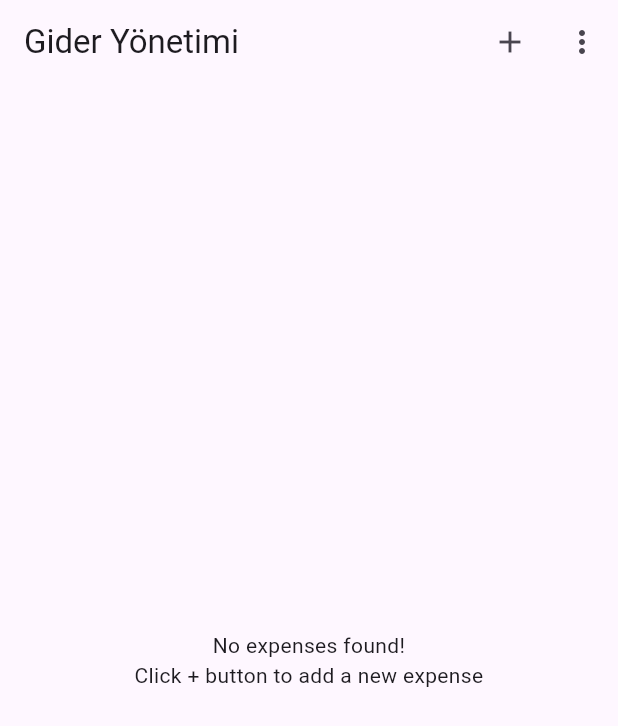
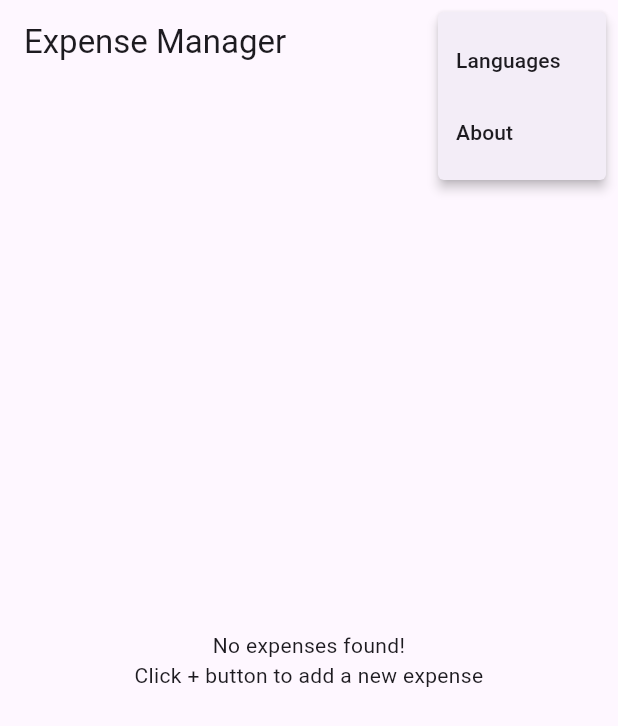
Before and after one commit to Gizem-kaya/expense-manager-app, a Flutter app: the screen it shows after launch, after a tap on the "more vert" icon, on a phone screen of 412 x 824 dp. Shown: the top 726 px of the screen. Run offline on Flutter 3.47's test engine with Material 3 defaults, Android fonts, the phone set to English and light mode, and no system bars; our stand-ins replace drift, drift_sqflite, fl_chart, shared_preferences, sqflite; accounts and stored records are empty; generated files the repository leaves out were written again.

Commit message:
✨: language switching menu added

```diff
--- a/lib/components/dialogs/popups.dart
+++ b/lib/components/dialogs/popups.dart
@@ -1,7 +1,9 @@
 import 'package:flutter/cupertino.dart';
 import 'package:flutter/material.dart';
 import 'package:flutter_gen/gen_l10n/app_localizations.dart';
+import 'package:provider/provider.dart';
 
+import '../../l10n/languageCodes.dart';
 import '../../models/monthlyExpense.dart';
 
 Container buildOkButton(BuildContext context) {
@@ -15,7 +17,7 @@ Container buildOkButton(BuildContext context) {
   );
 }
 
-List<Widget> generateCupertinoList(BuildContext context) {
+List<Widget> generateMonthCupertinoList(BuildContext context) {
   return List.generate(months.length, (index) {
     return Center(
       child: Text(
--- a/lib/components/homePage.dart
+++ b/lib/components/homePage.dart
@@ -6,13 +6,16 @@ import 'package:flutter/cupertino.dart';
 import 'package:flutter/material.dart';
 import 'package:provider/provider.dart';
 import 'package:flutter_gen/gen_l10n/app_localizations.dart';
+import 'package:shared_preferences/shared_preferences.dart';
 
 import '../database/utils.dart';
+import '../main.dart';
 import '../models/monthlyExpense.dart';
 import '../utils.dart';
 import 'blankScreen.dart';
 import 'card.dart';
 import 'dialogs/changeExpense.dart';
+import 'dialogs/changeLanguage.dart';
 import 'dialogs/newYear.dart';
 import 'graph.dart';
 
@@ -309,7 +312,7 @@ class _HomePageState extends State<HomePage> {
       builder: (BuildContext context) {
         return Container(
           height: 300.0,
-          child: _buildCupertinoPicker(_selectedMonth, context),
+          child: _buildCupertinoMonthPicker(_selectedMonth, context),
         );
       },
     );
@@ -321,7 +324,8 @@ class _HomePageState extends State<HomePage> {
     }
   }
 
-  Column _buildCupertinoPicker(String _selectedMonth, BuildContext context) {
+  Column _buildCupertinoMonthPicker(
+      String _selectedMonth, BuildContext context) {
     return Column(
       children: [
         Expanded(
@@ -332,7 +336,7 @@ class _HomePageState extends State<HomePage> {
             onSelectedItemChanged: (int index) {
               _selectedMonth = months[index];
             },
-            children: generateCupertinoList(context),
+            children: generateMonthCupertinoList(context),
           ),
         ),
         GestureDetector(
@@ -348,11 +352,27 @@ class _HomePageState extends State<HomePage> {
     );
   }
 
-  IconButton _buildMoreButton() {
-    return IconButton(
-      icon: Icon(Icons.more_vert),
-      onPressed: () {
-        print('More button pressed');
+  PopupMenuButton _buildMoreButton() {
+    return PopupMenuButton<String>(
+      itemBuilder: (BuildContext context) => [
+        PopupMenuItem(
+          value: '1',
+          child: Text(AppLocalizations.of(context)!.languages),
+        ),
+        PopupMenuItem(
+          value: '2',
+          child: Text(AppLocalizations.of(context)!.about),
+        )
+      ],
+      onSelected: (String value) {
+        switch (value) {
+          case '1':
+            showLanguagePickerDialog(context);
+            break;
+          case '2':
+            showAboutDialog(context: context);
+            break;
+        }
       },
     );
   }
--- a/lib/l10n/app_en.arb
+++ b/lib/l10n/app_en.arb
@@ -1,5 +1,7 @@
 {
-  "language": "English",
+  "languages": "Languages",
+  "english": "English",
+  "turkish": "Turkish",
   "app_name": "Expense Manager",
   "currency": "€",
   "error": "error",
@@ -12,6 +14,7 @@
   "addYear": "Add a year",
   "invalidYear": "Please enter a valid year.",
   "validYear": "Year added successfully!",
+  "about": "About",
 
   "abb_JAN": "JAN",
   "abb_FEB": "FEB",
--- a/lib/l10n/app_tr.arb
+++ b/lib/l10n/app_tr.arb
@@ -1,6 +1,8 @@
 
 {
-    "language": "dil",
+    "languages": "Diller",
+    "english": "İngilizce",
+    "turkish": "Türkçe",
     "app_name": "Gider Yönetimi",
     "currency": "₺",
     "error": "hata",
@@ -13,6 +15,7 @@
     "addYear": "Bir yıl ekleyin",
     "invalidYear": "Lütfen gerçekçi bir yıl ekleyin :)",
     "validYear": "Yeni yıl başarıyla eklendi!",
+    "about": "Hakkında",
 
     "abb_JAN": "OCA",
     "abb_FEB": "ŞUB",
--- a/lib/main.dart
+++ b/lib/main.dart
@@ -5,6 +5,7 @@ import 'database/database.dart';
 
 import 'package:flutter_localizations/flutter_localizations.dart';
 import 'package:flutter_gen/gen_l10n/app_localizations.dart';
+import 'package:shared_preferences/shared_preferences.dart';
 import 'l10n/l10n.dart';
 
 void main() async {
@@ -13,9 +14,43 @@ void main() async {
   runApp(MyApp(database: db));
 }
 
-class MyApp extends StatelessWidget {
+class MyApp extends StatefulWidget {
   final AppDatabase database;
   const MyApp({Key? key, required this.database});
+
+  @override
+  MyAppState createState() => MyAppState();
+
+  static MyAppState? of(BuildContext context) =>
+      context.findAncestorStateOfType<MyAppState>();
+}
+
+class MyAppState extends State<MyApp> {
+  Locale locale = Locale('en');
+
+  void setLocale(Locale value) {
+    setState(() {
+      locale = value;
+    });
+  }
+
+  @override
+  void initState() {
+    super.initState();
+
+    _getLocal().then((locale) {
+      setState(() {
+        this.locale = locale;
+      });
+    });
+  }
+
+  Future<Locale> _getLocal() async {
+    final prefs = await SharedPreferences.getInstance();
+
+    final languageCode = prefs.getString('languageCode') ?? 'en';
+    return Locale(languageCode);
+  }
 
   @override
   Widget build(BuildContext context) {
@@ -27,7 +62,7 @@ class MyApp extends StatelessWidget {
             primarySwatch: Colors.blueGrey,
           ),
           supportedLocales: L10n.all,
-          locale: const Locale('tr'),
+          locale: locale,
           localizationsDelegates: const [
             AppLocalizations.delegate,
             GlobalMaterialLocalizations.delegate,
--- a/pubspec.yaml
+++ b/pubspec.yaml
@@ -41,6 +41,7 @@ dependencies:
   path: ^1.9.0
   sqflite: ^2.3.2
   drift_sqflite: ^2.0.1
+  shared_preferences: ^2.2.2
 
   # The following adds the Cupertino Icons font to your application.
   # Use with the CupertinoIcons class for iOS style icons.
```
Also changed, not shown: lib/components/dialogs/changeLanguage.dart (added, +62 -0 lines), lib/l10n/languageCodes.dart (added, +9 -0 lines).
